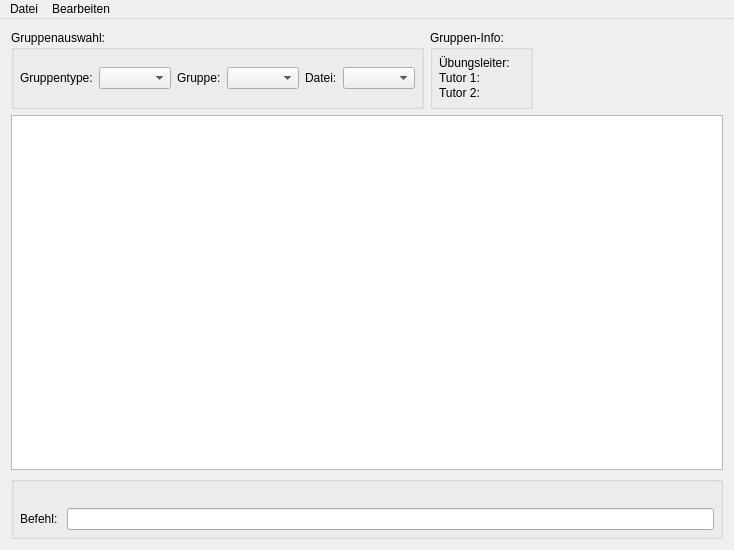
The window that mainwindow.ui (jakobkogler/pk-tool) describes before a commit, drawn with Qt 5.
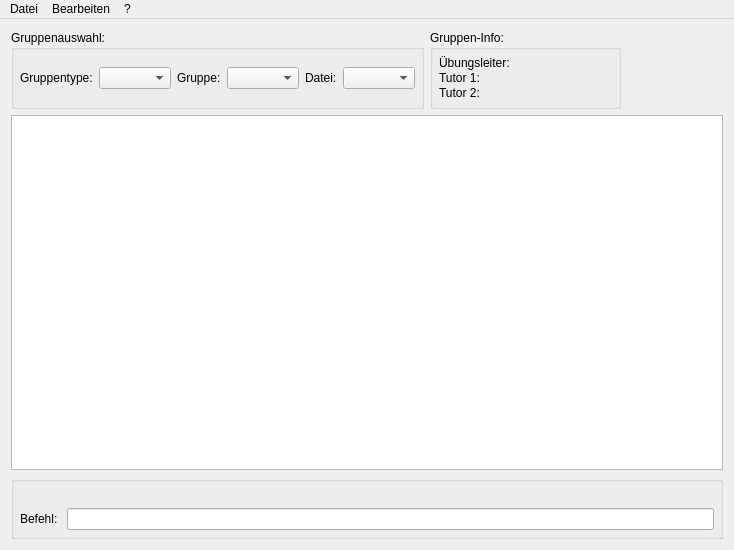
The same window after the commit.

Commit message: Add About MessageBox, fix bug with settings

```diff
--- a/mainwindow.ui
+++ b/mainwindow.ui
@@ -157,19 +157,6 @@
       </layout>
      </widget>
     </item>
-    <item row="0" column="3">
-     <spacer name="horizontalSpacer">
-      <property name="orientation">
-       <enum>Qt::Horizontal</enum>
-      </property>
-      <property name="sizeHint" stdset="0">
-       <size>
-        <width>40</width>
-        <height>20</height>
-       </size>
-      </property>
-     </spacer>
-    </item>
     <item row="1" column="0" colspan="4">
      <widget class="QTableWidget" name="table_widget">
       <property name="focusPolicy">
@@ -247,8 +234,15 @@
     <addaction name="action_redo"/>
     <addaction name="action_add_student"/>
    </widget>
+   <widget class="QMenu" name="menu">
+    <property name="title">
+     <string>?</string>
+    </property>
+    <addaction name="action_about"/>
+   </widget>
    <addaction name="menuDatei"/>
    <addaction name="menuBearbeiten"/>
+   <addaction name="menu"/>
   </widget>
   <action name="action_new">
    <property name="text">
```
Left out of the diff: 11 changed lines with no effect on the pictures. The commit also changes 2 other files.
